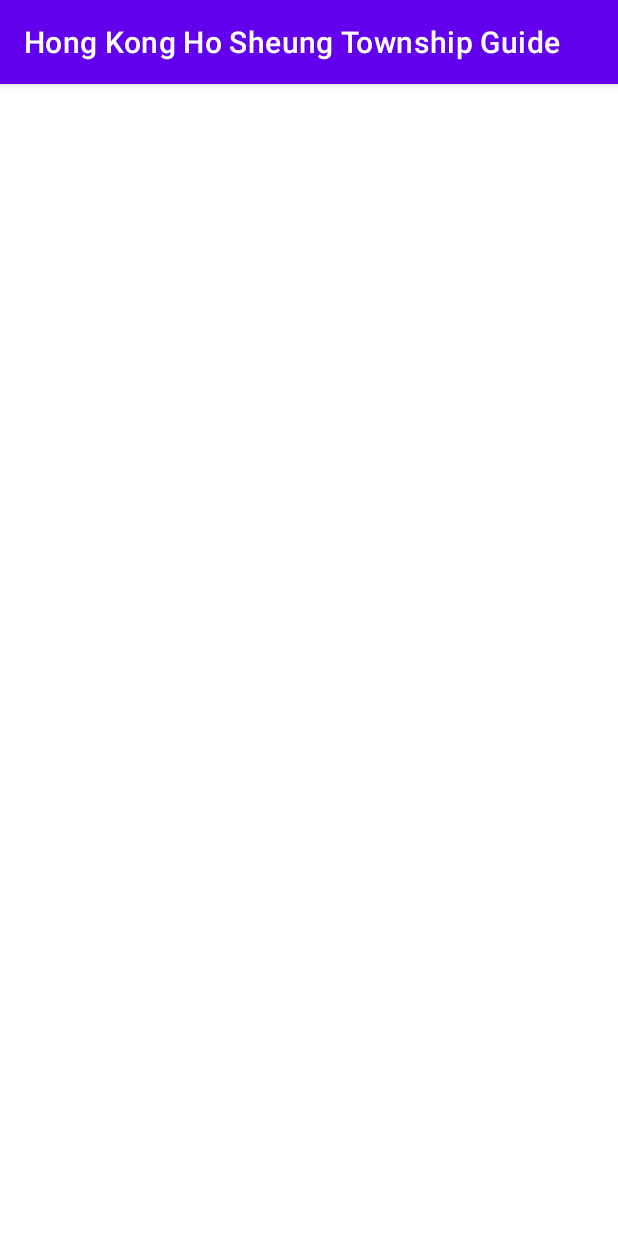
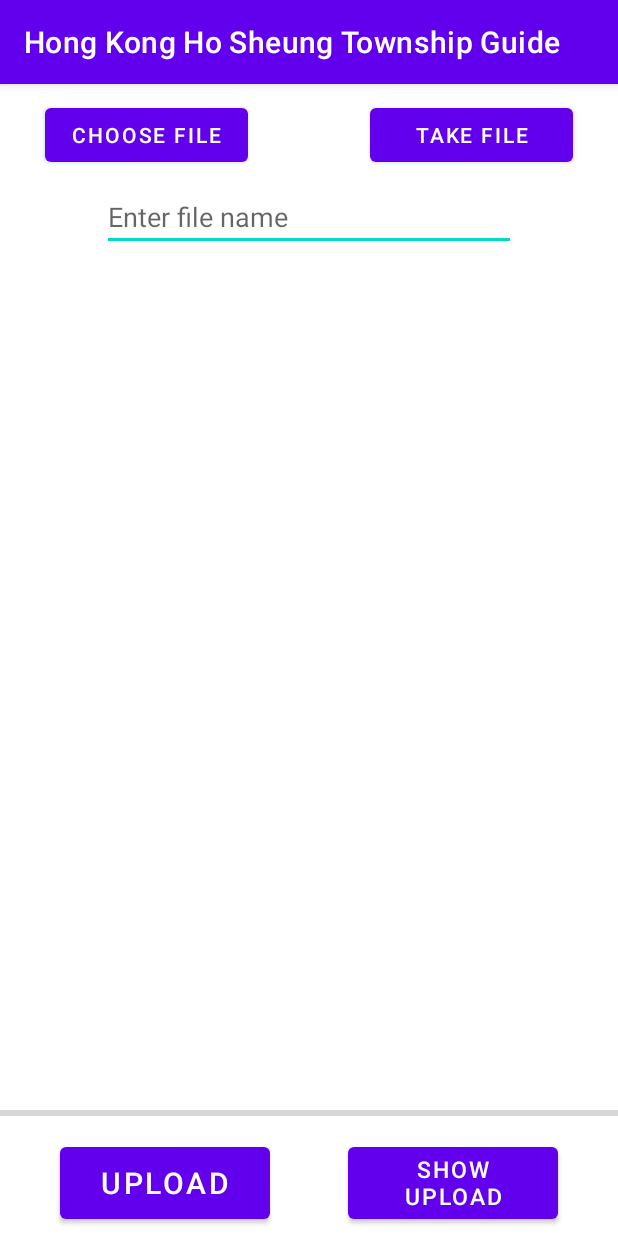
Before and after one commit to 1336735711/-CW2_Android, an Android app: the PhotoActivity screen opened directly, with no data from a screen before it, on a phone screen of 412 x 824 dp. Run offline under Robolectric (Android 15) with nearby library versions, the phone set to English and light mode, and no system bars.

Commit message:
4.0.7
Photo page design:
Choose Photo and Take photo ;
Upload Photo and Show Photo button.

photo name EditText ,photo ImageView and ProgressBar.

```diff
--- a/CW2/app/src/main/AndroidManifest.xml
+++ b/CW2/app/src/main/AndroidManifest.xml
@@ -7,6 +7,8 @@
          location permissions for the "MyLocation" functionality.
     -->
     <uses-permission android:name="android.permission.ACCESS_FINE_LOCATION" />
+
+    //Internet permission
     <uses-permission android:name="android.permission.INTERNET"/>
 
     <application
--- a/CW2/app/src/main/java/com/example/cw2/MainActivity.java
+++ b/CW2/app/src/main/java/com/example/cw2/MainActivity.java
@@ -14,8 +14,13 @@ public class MainActivity extends AppCompatActivity {
         super.onCreate(savedInstanceState);
         setContentView(R.layout.activity_main);
 
+        //Name Map button
         Button btnMap = (Button) findViewById(R.id.btnMap);
+
+        //Name Photo button
         Button btnPhoto = (Button) findViewById(R.id.btnPhoto);
+
+        //Map button function
         btnMap.setOnClickListener(new View.OnClickListener() {
             @Override
             public void onClick(View view) {
@@ -24,6 +29,7 @@ public class MainActivity extends AppCompatActivity {
             }
         });
 
+        //Photo button function
         btnPhoto.setOnClickListener(new View.OnClickListener() {
             @Override
             public void onClick(View view) {
--- a/CW2/app/src/main/res/layout/activity_photo.xml
+++ b/CW2/app/src/main/res/layout/activity_photo.xml
@@ -1,9 +1,81 @@
 <?xml version="1.0" encoding="utf-8"?>
-<androidx.constraintlayout.widget.ConstraintLayout xmlns:android="http://schemas.android.com/apk/res/android"
+<RelativeLayout xmlns:android="http://schemas.android.com/apk/res/android"
     xmlns:app="http://schemas.android.com/apk/res-auto"
     xmlns:tools="http://schemas.android.com/tools"
     android:layout_width="match_parent"
     android:layout_height="match_parent"
     tools:context=".PhotoActivity">
 
-</androidx.constraintlayout.widget.ConstraintLayout>
+
+    <Button
+        android:id="@+id/btnChoosePhoto"
+        android:layout_width="135dp"
+        android:layout_height="wrap_content"
+        android:layout_alignParentStart="true"
+        android:layout_alignParentTop="true"
+        android:layout_marginStart="30dp"
+        android:layout_marginTop="10dp"
+        android:text="Choose file" />
+
+    <Button
+        android:id="@+id/btnTakePhoto"
+        android:layout_width="135dp"
+        android:layout_height="wrap_content"
+        android:layout_alignParentTop="true"
+        android:layout_alignParentEnd="true"
+        android:layout_marginTop="10dp"
+        android:layout_marginEnd="30dp"
+        android:text="Take file" />
+
+    <EditText
+        android:id="@+id/textFileName"
+        android:layout_width="275dp"
+        android:layout_height="wrap_content"
+        android:layout_alignParentTop="true"
+        android:layout_alignParentEnd="true"
+        android:layout_marginStart="-97dp"
+        android:layout_marginTop="66dp"
+        android:layout_marginEnd="68dp"
+        android:layout_toEndOf="@+id/btnChoosePhoto"
+        android:hint="Enter file name" />
+
+    <ImageView
+        android:id="@+id/photoView"
+        android:layout_width="match_parent"
+        android:layout_height="match_parent"
+        android:layout_below="@+id/textFileName"
+        android:layout_marginTop="5dp" />
+
+    <ProgressBar
+        android:id="@+id/progressBar"
+        style="@style/Widget.AppCompat.ProgressBar.Horizontal"
+        android:layout_width="match_parent"
+        android:layout_height="wrap_content"
+        android:layout_alignParentBottom="true"
+        android:layout_marginBottom="74dp" />
+
+    <Button
+        android:id="@+id/btnUpload"
+        android:layout_width="140dp"
+        android:layout_height="60dp"
+        android:layout_alignParentStart="true"
+        android:layout_alignParentBottom="true"
+        android:layout_marginStart="40dp"
+        android:layout_marginBottom="5dp"
+        android:text="Upload"
+        android:textSize="20sp" />
+
+    <Button
+        android:id="@+id/textShowUplpad"
+        android:layout_width="140dp"
+        android:layout_height="60dp"
+        android:layout_alignParentEnd="true"
+        android:layout_alignParentBottom="true"
+        android:layout_marginEnd="40dp"
+        android:layout_marginBottom="5dp"
+        android:gravity="center"
+        android:text="Show Upload"
+        android:textSize="15sp" />
+
+
+</RelativeLayout>
```
Also changed, not shown: CW2/app/src/main/java/com/example/cw2/MapsActivity.java (+1 -15 lines).
